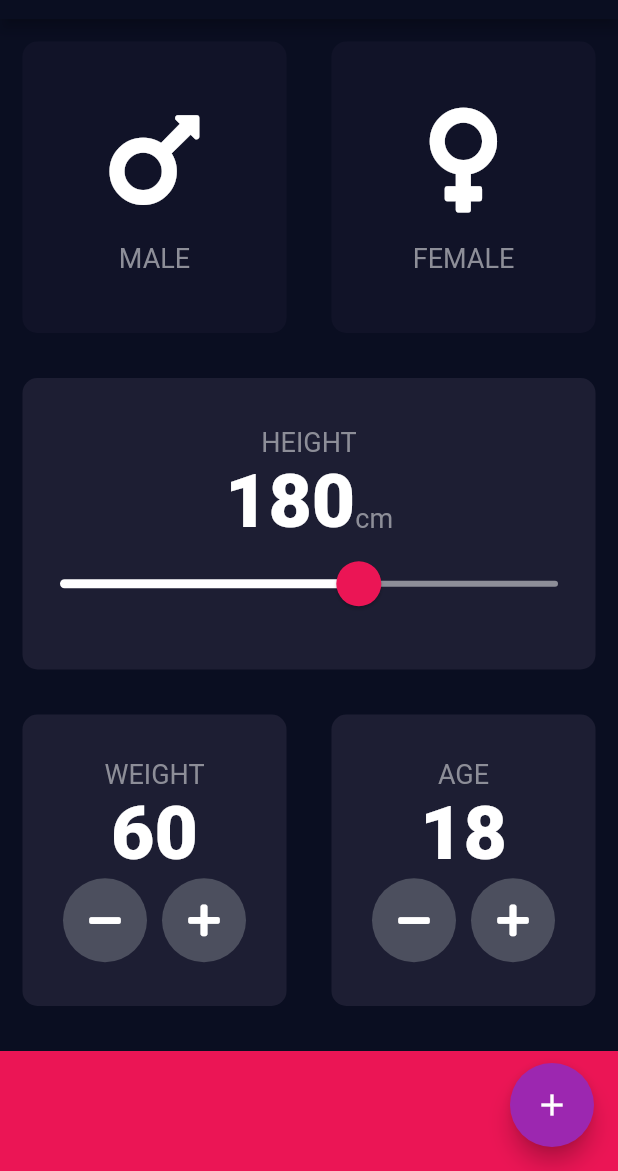
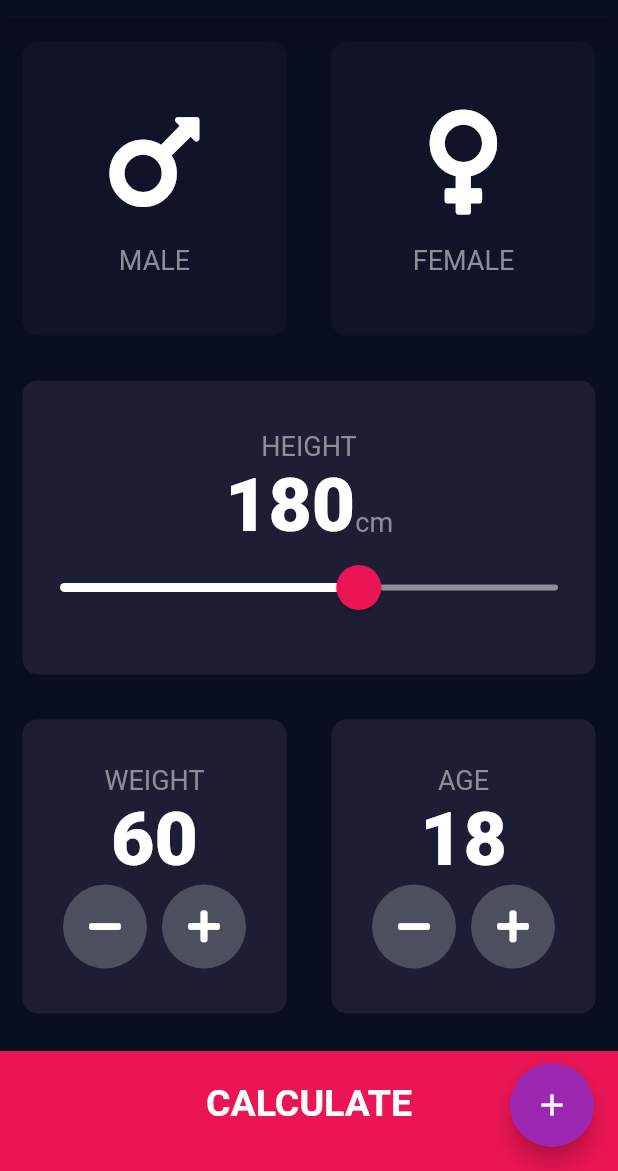
Before and after one commit to djeriko/bmiCalculator, a Flutter app: the screen it shows after launch, on a phone screen of 412 x 824 dp, the part 65-1236 px from its top. Run offline on Flutter 3.47's test engine with Material 2 defaults, Android fonts, the phone set to English and light mode, and no system bars; our stand-ins replace font_awesome_flutter.

Commit message:
added second page

```diff
--- a/lib/helpers/constants.dart
+++ b/lib/helpers/constants.dart
@@ -11,3 +11,8 @@ const kNumberTextStyle = TextStyle(
   fontSize: 50.0,
   fontWeight: FontWeight.w900,
 );
+
+const kLargeButtonTextStyle = TextStyle(
+  fontSize: 25.0,
+  fontWeight: FontWeight.bold
+);
--- a/lib/screens/input_page.dart
+++ b/lib/screens/input_page.dart
@@ -1,4 +1,5 @@
 import 'package:bmi_calculator/helpers/constants.dart';
+import 'package:bmi_calculator/screens/results.dart';
 import 'package:bmi_calculator/widgets/reusable_card.dart';
 import 'package:bmi_calculator/widgets/sex_widget.dart';
 import 'package:font_awesome_flutter/font_awesome_flutter.dart';
@@ -121,45 +122,56 @@ class _InputPageState extends State<InputPage> {
                         cardChild: BottomCard(
                           title: 'WEIGHT',
                           value: weight,
-                    onPressMinus: (){
+                          onPressMinus: () {
                             setState(() {
                               weight--;
                             });
                           },
-                    onPressPlus: (){
+                          onPressPlus: () {
                             setState(() {
                               weight++;
                             });
                           },
-                  )
-                )),
+                        ))),
                 Expanded(
                     child: ReusableCard(
                         cardColor: kActiveCardColor,
                         cardChild: BottomCard(
                           title: 'AGE',
                           value: age,
-                    onPressMinus: (){
+                          onPressMinus: () {
                             setState(() {
                               age--;
                             });
                           },
-                    onPressPlus: (){
+                          onPressPlus: () {
                             setState(() {
                               age++;
                             });
                           },
-                  )
-                )),
+                        ))),
               ],
             ),
           ),
-          Container(
+          GestureDetector(
+            onTap: () {
+              Navigator.push(context,
+                  MaterialPageRoute(builder: (context) => ResultPage()));
+            },
+            child: Container(
               color: kBottomContainerColor,
-            margin: EdgeInsets.only(top: 15.0),
+              margin: EdgeInsets.only(top: 10.0),
               height: kBottomContainerHeight,
+              padding: EdgeInsets.only(bottom: 10.0),
               width: double.infinity,
-          )
+              child: Center(
+                child: Text(
+                  'CALCULATE',
+                  style: kLargeButtonTextStyle,
+                ),
+              ),
+            ),
+          ),
         ],
       ),
       floatingActionButton: Theme(
@@ -246,7 +258,9 @@ class BottomCard extends StatelessWidget {
               icon: FontAwesomeIcons.minus,
               onPress: onPressMinus,
             ),
-            SizedBox(width: 10.0,),
+            SizedBox(
+              width: 10.0,
+            ),
             RoundIconButton(
               icon: FontAwesomeIcons.plus,
               onPress: onPressPlus,
```
Also changed, not shown: lib/screens/results.dart (added, +15 -0 lines), 5 other files. Lines whose indentation alone changed are shown as unchanged.
